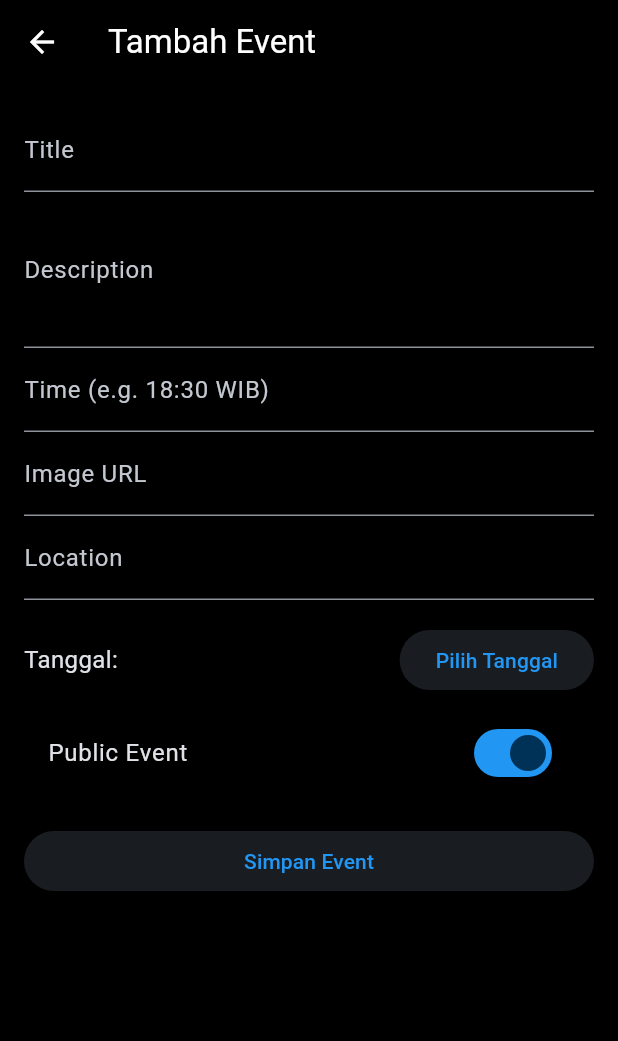
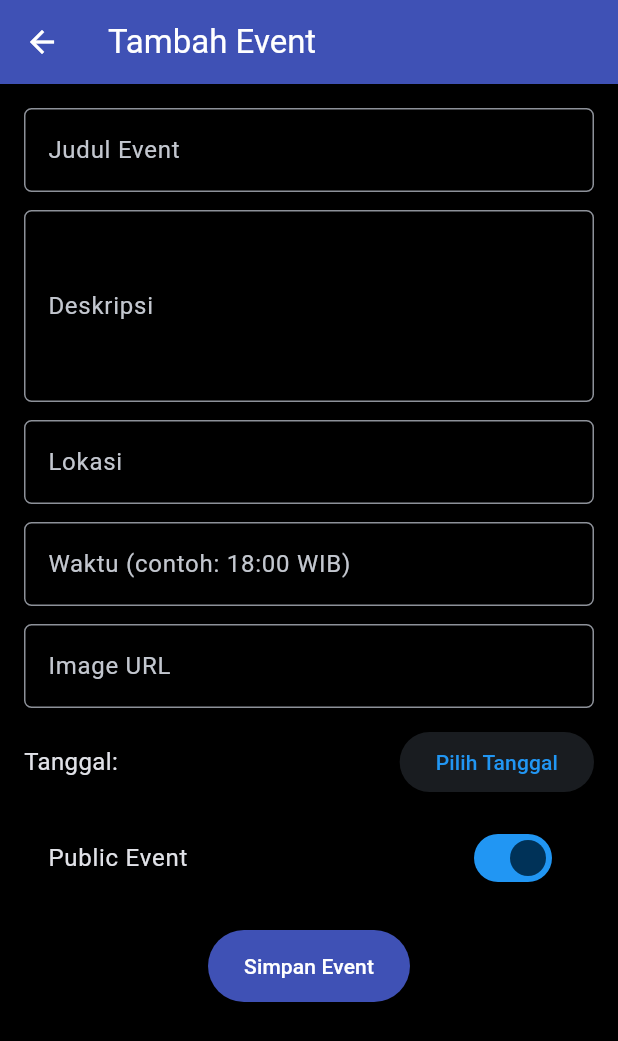
Before and after one commit to D05-2025/dribbl-id-mobile, a Flutter app: the EventListPage screen opened directly, after a tap on the "add" icon, on a phone screen of 412 x 824 dp. Shown: the top 1041 px of the screen. Run offline on Flutter 3.47's test engine with Material 3 defaults, Android fonts, the phone set to English and light mode, and no system bars; missing offline and left inert: pbp_django_auth.

Commit message:
udah ada add event

```diff
--- a/lib/events/models/event.dart
+++ b/lib/events/models/event.dart
@@ -37,7 +37,7 @@ class Event {
     description: json["description"],
     date: DateTime.parse(json["date"]),
     time: json["time"],
-    imageUrl: json["image_url"],
+    imageUrl: json["image_url"] ?? "",
     isPublic: json["is_public"],
     location: json["location"],
   );
--- a/lib/events/screens/event_details.dart
+++ b/lib/events/screens/event_details.dart
@@ -10,7 +10,6 @@ class EventDetailsPage extends StatelessWidget {
 
   String _formatDate(DateTime dt) {
     final d = dt.toLocal();
-    // Format: 2025-10-25 (ISO style) — gampang dan jelas
     return "${d.year}-${_twoDigits(d.month)}-${_twoDigits(d.day)}";
   }
 
@@ -21,16 +20,13 @@ class EventDetailsPage extends StatelessWidget {
 
   @override
   Widget build(BuildContext context) {
-    // Determine time string:
-    final String timeText;
-    if (event.time != null && event.time!.trim().isNotEmpty) {
-      timeText = event.time!;
-    } else {
-      timeText = _formatTime(event.date);
-    }
+    final dateText = _formatDate(event.date);
 
-    final String dateText = _formatDate(event.date);
-    final String locationText = (event.location == null || event.location!.trim().isEmpty)
+    final timeText = (event.time != null && event.time!.trim().isNotEmpty)
+        ? event.time!
+        : _formatTime(event.date);
+
+    final locationText = (event.location == null || event.location!.trim().isEmpty)
         ? "Lokasi belum ditentukan"
         : event.location!;
 
@@ -40,8 +36,13 @@ class EventDetailsPage extends StatelessWidget {
         centerTitle: true,
         elevation: 0,
       ),
-      body: ListView(
+
+      // ⬇⬇⬇ MIRIP BANGET dengan NewsDetailPage ⬇⬇⬇
+      body: SingleChildScrollView(
+        child: Column(
+          crossAxisAlignment: CrossAxisAlignment.start,
           children: [
+            // ======= IMAGE (SAMA) =======
             if (event.imageUrl != null && event.imageUrl!.isNotEmpty)
               ClipRRect(
                 borderRadius: const BorderRadius.only(
@@ -50,11 +51,11 @@ class EventDetailsPage extends StatelessWidget {
                 ),
                 child: Image.network(
                   event.imageUrl!,
+                  width: double.infinity,
                   height: 300,
-                width: double.infinity,
                   fit: BoxFit.cover,
                   errorBuilder: (context, error, stackTrace) => Container(
-                  height: 200,
+                    height: 250,
                     color: Colors.grey.shade900,
                     alignment: Alignment.center,
                     child: const Icon(Icons.broken_image, size: 48, color: Colors.white30),
@@ -63,11 +64,11 @@ class EventDetailsPage extends StatelessWidget {
               ),
 
             Padding(
-            padding: const EdgeInsets.symmetric(horizontal: 18, vertical: 18),
+              padding: const EdgeInsets.all(18.0),
               child: Column(
                 crossAxisAlignment: CrossAxisAlignment.start,
                 children: [
-                // Title
+                  // ======= TITLE =======
                   Text(
                     event.title,
                     style: const TextStyle(
@@ -75,10 +76,9 @@ class EventDetailsPage extends StatelessWidget {
                       fontWeight: FontWeight.bold,
                     ),
                   ),
-
                   const SizedBox(height: 12),
 
-                // Row: date & time chips
+                  // ======= DATE & TIME CHIPS =======
                   Row(
                     children: [
                       _InfoChip(
@@ -95,7 +95,7 @@ class EventDetailsPage extends StatelessWidget {
 
                   const SizedBox(height: 12),
 
-                // Location
+                  // ======= LOCATION =======
                   Row(
                     crossAxisAlignment: CrossAxisAlignment.start,
                     children: [
@@ -113,32 +113,33 @@ class EventDetailsPage extends StatelessWidget {
                     ],
                   ),
 
-                const SizedBox(height: 18),
+                  const SizedBox(height: 20),
+                  const Divider(),
 
-                // Description header
+                  // ======= DESCRIPTION =======
                   const Text(
                     "Deskripsi",
                     style: TextStyle(fontSize: 18, fontWeight: FontWeight.w600),
                   ),
                   const SizedBox(height: 8),
 
-                // Description body
                   Text(
                     (event.description == null || event.description!.trim().isEmpty)
                         ? "Tidak ada deskripsi."
                         : event.description!,
-                  style: const TextStyle(fontSize: 15, height: 1.5),
+                    style: const TextStyle(
+                      fontSize: 15,
+                      height: 1.5,
+                    ),
                   ),
 
                   const SizedBox(height: 22),
 
-                // Optional actions (edit/join) — contoh tombol
+                  // ======= ACTION BUTTONS =======
                   Row(
                     children: [
                       ElevatedButton.icon(
-                      onPressed: () {
-                        // contoh action: buka peta / share / register
-                      },
+                        onPressed: () {},
                         icon: const Icon(Icons.map_outlined),
                         label: const Text("Buka di Peta"),
                         style: ElevatedButton.styleFrom(
@@ -148,9 +149,7 @@ class EventDetailsPage extends StatelessWidget {
                       ),
                       const SizedBox(width: 12),
                       OutlinedButton.icon(
-                      onPressed: () {
-                        // contoh action: share / daftar
-                      },
+                        onPressed: () {},
                         icon: const Icon(Icons.share),
                         label: const Text("Bagikan"),
                         style: OutlinedButton.styleFrom(
@@ -164,6 +163,7 @@ class EventDetailsPage extends StatelessWidget {
               ),
             ),
           ],
+        ),
       ),
     );
   }
--- a/lib/events/screens/event_form.dart
+++ b/lib/events/screens/event_form.dart
@@ -1,134 +1,189 @@
+import 'dart:convert';
 import 'package:flutter/material.dart';
-import '../models/event.dart';
+import 'package:provider/provider.dart';
+import 'package:pbp_django_auth/pbp_django_auth.dart';
 
 class EventFormPage extends StatefulWidget {
-  final Function(Event) onSubmit;
-
-  const EventFormPage({super.key, required this.onSubmit});
+  const EventFormPage({super.key});
 
   @override
-  _EventFormPageState createState() => _EventFormPageState();
+  State<EventFormPage> createState() => _EventFormPageState();
 }
 
 class _EventFormPageState extends State<EventFormPage> {
   final _formKey = GlobalKey<FormState>();
 
-  int id = 0;
-  String title = "";
-  String description = "";
-  DateTime date = DateTime.now();
-  String time = "";
-  String imageUrl = "";
-  bool isPublic = true;
-  String location = "";
+  String _title = "";
+  String _description = "";
+  String _location = "";
+  String _time = "";
+  String _imageUrl = "";
+  DateTime _date = DateTime.now();
+  bool _isPublic = true;
 
   Future pickDate() async {
     final selected = await showDatePicker(
       context: context,
-      initialDate: date,
+      initialDate: _date,
       firstDate: DateTime(2020),
-      lastDate: DateTime(2030),
+      lastDate: DateTime(2035),
     );
 
     if (selected != null) {
-      setState(() => date = selected);
+      setState(() => _date = selected);
     }
   }
 
   @override
   Widget build(BuildContext context) {
+    final request = context.watch<CookieRequest>();
+
     return Scaffold(
       appBar: AppBar(
         title: const Text("Tambah Event"),
+        backgroundColor: Colors.indigo,
+        foregroundColor: Colors.white,
       ),
-      body: Padding(
-        padding: const EdgeInsets.all(16),
-        child: Form(
-          key: _formKey,
-          child: ListView(
+
+      body: Form(
+        key: _formKey,
+        child: SingleChildScrollView(
+          padding: const EdgeInsets.all(16),
+          child: Column(
             children: [
 
-              // Title
+              // === Title ===
               TextFormField(
-                decoration: const InputDecoration(labelText: "Title"),
-                onChanged: (v) => title = v,
+                decoration: InputDecoration(
+                  labelText: "Judul Event",
+                  border: OutlineInputBorder(
+                    borderRadius: BorderRadius.circular(5),
+                  ),
+                ),
+                onChanged: (v) => _title = v,
+                validator: (v) =>
+                (v == null || v.isEmpty) ? "Judul tidak boleh kosong" : null,
               ),
+              const SizedBox(height: 12),
 
-              // Description
+              // === Description ===
               TextFormField(
-                decoration: const InputDecoration(labelText: "Description"),
-                maxLines: 3,
-                onChanged: (v) => description = v,
+                decoration: InputDecoration(
+                  labelText: "Deskripsi",
+                  border: OutlineInputBorder(
+                    borderRadius: BorderRadius.circular(5),
+                  ),
+                ),
+                maxLines: 4,
+                onChanged: (v) => _description = v,
+                validator: (v) =>
+                (v == null || v.isEmpty) ? "Deskripsi tidak boleh kosong" : null,
               ),
+              const SizedBox(height: 12),
 
-              // Time (string)
+              // === Location ===
               TextFormField(
-                decoration: const InputDecoration(labelText: "Time (e.g. 18:30 WIB)"),
-                onChanged: (v) => time = v,
+                decoration: InputDecoration(
+                  labelText: "Lokasi",
+                  border: OutlineInputBorder(
+                    borderRadius: BorderRadius.circular(5),
+                  ),
+                ),
+                onChanged: (v) => _location = v,
               ),
+              const SizedBox(height: 12),
 
-              // Image URL
+              // === Time ===
               TextFormField(
-                decoration: const InputDecoration(labelText: "Image URL"),
-                onChanged: (v) => imageUrl = v,
+                decoration: InputDecoration(
+                  labelText: "Waktu (contoh: 18:00 WIB)",
+                  border: OutlineInputBorder(
+                    borderRadius: BorderRadius.circular(5),
+                  ),
+                ),
+                onChanged: (v) => _time = v,
               ),
+              const SizedBox(height: 12),
 
-              // Location
+              // === Image URL ===
               TextFormField(
-                decoration: const InputDecoration(labelText: "Location"),
-                onChanged: (v) => location = v,
+                decoration: InputDecoration(
+                  labelText: "Image URL",
+                  border: OutlineInputBorder(
+                    borderRadius: BorderRadius.circular(5),
+                  ),
+                ),
+                onChanged: (v) => _imageUrl = v,
               ),
+              const SizedBox(height: 12),
 
-              const SizedBox(height: 16),
-
-              // Date Picker Button
+              // === Date Picker ===
               Row(
                 children: [
                   Expanded(
                     child: Text(
-                      "Tanggal: ${date.toLocal()}".split(" ")[0],
+                      "Tanggal: ${_date.toLocal()}".split(" ")[0],
                       style: const TextStyle(fontSize: 16),
                     ),
                   ),
                   ElevatedButton(
                     onPressed: pickDate,
                     child: const Text("Pilih Tanggal"),
-                  )
+                  ),
                 ],
               ),
+              const SizedBox(height: 12),
 
-              const SizedBox(height: 10),
-
-              // Switch isPublic
+              // === Public Switch ===
               SwitchListTile(
                 title: const Text("Public Event"),
-                value: isPublic,
-                onChanged: (v) => setState(() => isPublic = v),
+                value: _isPublic,
+                onChanged: (v) => setState(() => _isPublic = v),
               ),
-
               const SizedBox(height: 20),
 
-              // SUBMIT BUTTON
+              // === Submit ===
               ElevatedButton(
+                style: ButtonStyle(
+                  backgroundColor: MaterialStateProperty.all(Colors.indigo),
+                  padding: MaterialStateProperty.all(
+                    const EdgeInsets.symmetric(horizontal: 24, vertical: 14),
+                  ),
+                ),
                 onPressed: () async {
-                  final newEvent = Event(
-                    id: id,
-                    title: title,
-                    description: description,
-                    date: date,
-                    time: time,
-                    imageUrl: imageUrl,
-                    isPublic: isPublic,
-                    location: location,
-                  );
+                  if (_formKey.currentState!.validate()) {
+                    final response = await request.postJson(
+                      "http://localhost:8000/events/create-flutter/",
+                      jsonEncode({
+                        "title": _title,
+                        "description": _description,
+                        "location": _location,
+                        "date": _date.toIso8601String(),
+                        "time": _time,
+                        "image_url": _imageUrl,
+                        "is_public": _isPublic,
+                      }),
+                    );
 
-                  final result = widget.onSubmit(newEvent);
-                  if (result is Future) await result;
+                    if (!mounted) return;
 
-                  Navigator.pop(context, true); // penting!
+                    if (response["status"] == "success") {
+                      ScaffoldMessenger.of(context).showSnackBar(
+                        const SnackBar(
+                            content: Text("Event berhasil disimpan!")),
+                      );
+                      Navigator.pop(context);
+                    } else {
+                      ScaffoldMessenger.of(context).showSnackBar(
+                        const SnackBar(
+                            content: Text("Gagal menyimpan event.")),
+                      );
+                    }
+                  }
                 },
-                child: const Text("Simpan Event"),
-              )
+                child: const Text("Simpan Event",
+                    style: TextStyle(color: Colors.white)),
+              ),
             ],
           ),
         ),
--- a/lib/events/screens/event_list.dart
+++ b/lib/events/screens/event_list.dart
@@ -1,9 +1,10 @@
 import 'package:flutter/material.dart';
-import 'package:dribbl_id/events/services/event_service.dart';
-import 'package:dribbl_id/events/widgets/event_card.dart';
-import 'package:dribbl_id/events/screens/event_details.dart';
-import 'package:dribbl_id/events/screens/event_form.dart'; // sesuaikan path kalau perlu
-import 'package:dribbl_id/events/models/event.dart';
+import 'package:provider/provider.dart';
+import 'package:pbp_django_auth/pbp_django_auth.dart';
+import '../models/event.dart';
+import 'event_form.dart';
+import '../widgets/event_card.dart';
+import 'event_details.dart';
 
 class EventListPage extends StatefulWidget {
   const EventListPage({super.key});
@@ -13,84 +14,48 @@ class EventListPage extends StatefulWidget {
 }
 
 class _EventListPageState extends State<EventListPage> {
-  final EventService service = EventService();
+  Future<List<Event>> fetchEvents(CookieRequest request) async {
+    final response = await request.get("http://localhost:8000/events/json/");
 
-  /// Gunakan ini sebagai cache sementara agar tidak memanggil API berulang
-  Future<List<Event>>? _futureEvents;
-
-  @override
-  void initState() {
-    super.initState();
-    _loadEvents();
-  }
-
-  void _loadEvents() {
-    _futureEvents = service.getEvents();
-    setState(() {}); // trigger rebuild
+    List<Event> events = [];
+    for (var e in response) {
+      events.add(Event.fromJson(e));
+    }
+    return events;
   }
 
   @override
   Widget build(BuildContext context) {
+    final request = context.watch<CookieRequest>();
+
     return Scaffold(
       appBar: AppBar(title: const Text("Events")),
       floatingActionButton: FloatingActionButton(
         onPressed: () async {
-          // buka form, tunggu hasil. form akan return `true` jika berhasil simpan
-          final result = await Navigator.push<bool?>(
+          final result = await Navigator.push(
             context,
-            MaterialPageRoute(
-              builder: (_) => EventFormPage(
-                onSubmit: (event) async {
-                  // pastikan addEvent mengembalikan Future jika melakukan I/O
-                  await service.addEvent(event);
-                },
-              ),
-            ),
+            MaterialPageRoute(builder: (_) => const EventFormPage()),
           );
 
-          // kalau berhasil (true), reload events
-          if (result == true) {
-            _loadEvents();
-          }
+          if (result == true) setState(() {});
         },
         child: const Icon(Icons.add),
       ),
-      body: FutureBuilder<List<Event>>(
-        future: _futureEvents,
+      body: FutureBuilder(
+        future: fetchEvents(request),
         builder: (context, snapshot) {
           if (snapshot.connectionState == ConnectionState.waiting) {
             return const Center(child: CircularProgressIndicator());
           }
 
-          if (snapshot.hasError) {
-            return Center(
-              child: Padding(
-                padding: const EdgeInsets.all(16),
-                child: Text(
-                  "Error: ${snapshot.error}",
-                  style: const TextStyle(color: Colors.redAccent),
-                ),
-              ),
-            );
-          }
-
-          final events = snapshot.data ?? [];
-
-          if (events.isEmpty) {
-            return const Center(
-              child: Text(
-                "No Events Found",
-                style: TextStyle(color: Colors.white70),
-              ),
-            );
+          if (!snapshot.hasData) {
+            return const Center(child: Text("No events found"));
           }
 
           return ListView.builder(
-            padding: const EdgeInsets.all(16),
-            itemCount: events.length,
-            itemBuilder: (context, index) {
-              final event = events[index];
-
+            itemCount: snapshot.data!.length,
+            itemBuilder: (_, index) {
+              final event = snapshot.data![index];
               return EventCard(
                 event: event,
                 onTap: () {
--- a/lib/events/services/event_service.dart
+++ /dev/null
@@ -1,39 +0,0 @@
-import 'dart:convert';
-import 'package:http/http.dart' as http;
-import 'package:dribbl_id/events/models/event.dart';
-
-class EventService {
-  final String baseUrl = "http://localhost:8000/events/json/";
-
-  Future<List<Event>> getEvents() async {
-    final response = await http.get(
-      Uri.parse(baseUrl),
-      headers: {"Content-Type": "application/json"},
-    );
-
-    if (response.statusCode != 200) {
-      throw Exception("Failed to load events (${response.statusCode})");
-    }
-
-    final data = jsonDecode(utf8.decode(response.bodyBytes));
-
-    return List<Event>.from(
-      data.map((json) => Event.fromJson(json)),
-    );
-  }
-
-  Future<Event> addEvent(Event event) async {
-    final response = await http.post(
-      Uri.parse(baseUrl),
-      headers: {"Content-Type": "application/json"},
-      body: jsonEncode(event.toJson()),
-    );
-
-    if (response.statusCode != 201 && response.statusCode != 200) {
-      throw Exception("Failed to add event (${response.statusCode})");
-    }
-
-    final data = jsonDecode(utf8.decode(response.bodyBytes));
-    return Event.fromJson(data);
-  }
-}
```
Lines whose indentation alone changed are shown as unchanged.
